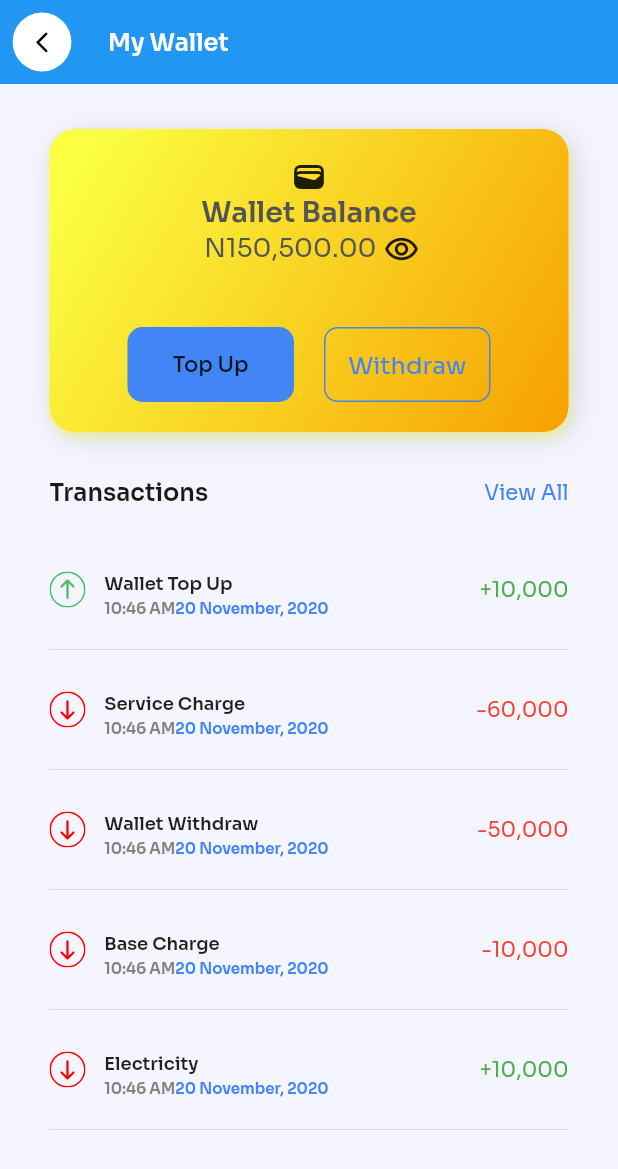
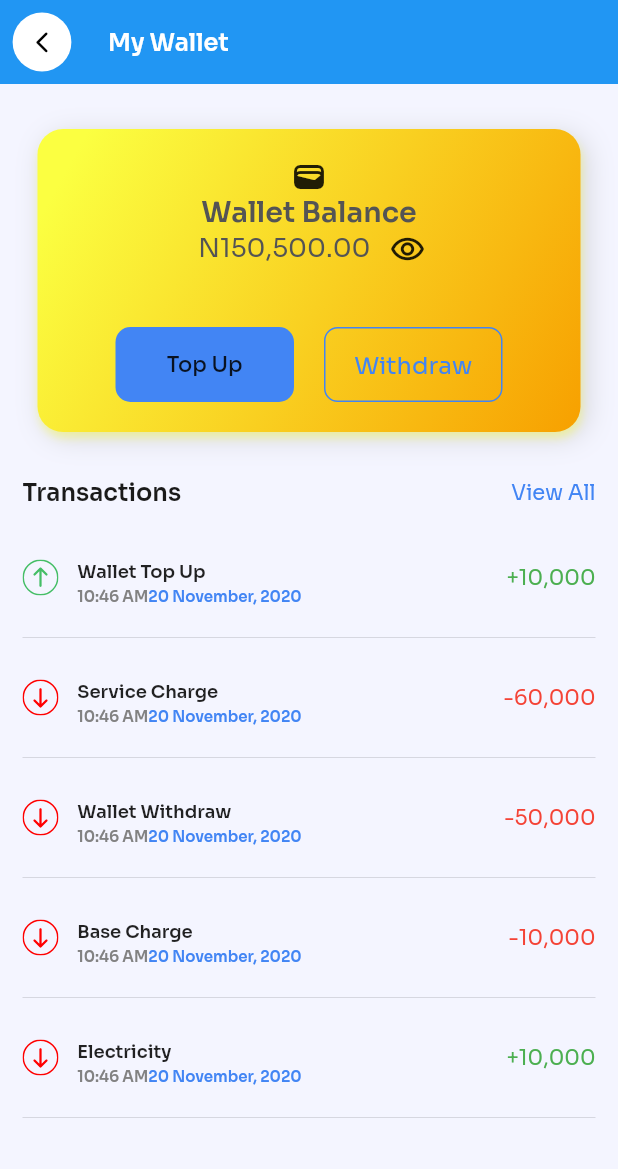
Before and after one commit to koba20/estate_app, a Flutter app: the screen it shows after launch, after a tap on "Sign in", after a tap on "Go to Wallet", on a phone screen of 412 x 824 dp. Shown: the top 1169 px of the screen. Run offline on Flutter 3.47's test engine with Material 2 defaults, Android fonts, the phone set to English and light mode, and no system bars; our stand-ins replace animated_bottom_navigation_bar, dropdown_button2, flutter_svg, google_fonts.

Commit message:
render fix

```diff
--- a/lib/main.dart
+++ b/lib/main.dart
@@ -1,12 +1,6 @@
-import 'package:estate_app/screens/auth_screens/login_screen.dart';
-import 'package:estate_app/screens/home_screens/transaction_screen.dart';
-import 'package:estate_app/screens/home_screens/wallet_screen.dart';
-import 'package:estate_app/screens/settings_screen.dart/chang_pinpassword.dart';
-import 'package:estate_app/screens/settings_screen.dart/contactlistscreen.dart';
-import 'package:estate_app/screens/settings_screen.dart/faqs_screen.dart';
-import 'package:estate_app/screens/settings_screen.dart/termsandcondition.dart';
+import 'package:estate_app/screens/home_screens/home_screen.dart';
+import 'package:estate_app/screens/home_screens/profilescreen.dart';
 import 'package:estate_app/screens/splash_screen.dart';
-import 'package:estate_app/widgets/walletcard.dart';
 import 'package:flutter/material.dart';
 import 'package:google_fonts/google_fonts.dart';
 
@@ -21,9 +15,11 @@ class MyApp extends StatelessWidget {
     return MaterialApp(
         theme: ThemeData(
           fontFamily: GoogleFonts.sora().fontFamily,
-          scaffoldBackgroundColor: Color(0xffF4F5FF),
+          scaffoldBackgroundColor: const Color(0xffF4F5FF),
         ),
         debugShowCheckedModeBanner: false,
-        home: SplashScreen());
+        home: SplashScreen()
+        // home: ProfileScreen(),
+    );
   }
 }
--- a/lib/screens/home_screens/home_screen.dart
+++ b/lib/screens/home_screens/home_screen.dart
@@ -1,3 +1,5 @@
+// ignore_for_file: sized_box_for_whitespace
+
 import 'package:estate_app/constants.dart';
 import 'package:estate_app/widgets/smallcard.dart';
 import 'package:estate_app/widgets/transactionlist.dart';
@@ -16,12 +18,10 @@ class _HomePageState extends State<HomePage> {
   @override
   Widget build(BuildContext context) {
     return Scaffold(
-      body: SingleChildScrollView(
-        child: Column(
+      body: Column(
         children: [
           Container(
             height: 390, // Set the desired height for the non-scrollable part
-
             child: Stack(children: [
               Container(
                 color: const Color(0xff4285F4),
@@ -29,7 +29,7 @@ class _HomePageState extends State<HomePage> {
                 width: double.infinity,
                 child: Padding(
                   padding: const EdgeInsets.symmetric(
-                        horizontal: 33, vertical: 50),
+                    horizontal: 10, vertical: 50),
                   child: Column(
                     children: [
                       Row(
@@ -60,12 +60,10 @@ class _HomePageState extends State<HomePage> {
                       ),
                       Row(
                         children: [
-                            Row(
-                              children: [
                           const CircleAvatar(
                             backgroundImage:
                                 AssetImage('assets/images/Frame 2.png'),
-                                  radius: 30,
+                            radius: 25,
                           ),
                           const SizedBox(
                             width: 10,
@@ -76,29 +74,23 @@ class _HomePageState extends State<HomePage> {
                               Text(
                                 'Hello John',
                                 style: TextStyle(
-                                          fontSize: 16,
+                                    fontSize: 15,
                                     fontWeight: FontWeight.w600,
                                     color: Colors.white),
-                                    ),
-                                    SizedBox(
-                                      height: 7,
                               ),
                               Text(
                                 'Welcome back!',
                                 style: TextStyle(
-                                          fontSize: 16,
+                                    fontSize: 14,
                                     fontWeight: FontWeight.w400,
                                     color: Colors.white),
                               )
                             ],
                           ),
-                                const SizedBox(
-                                  width: 20,
-                                ),
+                          const Spacer(),
                           Container(
-                                  width: 146,
-                                  height: 52,
                             padding: const EdgeInsets.symmetric(
+                              vertical: 10,
                               horizontal: 12),
                             decoration: BoxDecoration(
                                 border: Border.all(
@@ -128,35 +120,27 @@ class _HomePageState extends State<HomePage> {
                         ],
                       )
                     ],
-                        )
-                      ],
                   ),
                 ),
               ),
-                Positioned(
-                  bottom: 0,
-                  left: MediaQuery.of(context).size.width * 0.08,
-                  child: const WalletCard(
+              const Align(
+                alignment: Alignment.bottomCenter,
+                child: WalletCard(
                   icon: Icons.wallet,
-                      bigText: 'Wallet Balance',
-                      amount: '150,500'),
+                  bigText: "Wallet Balance",
+                  amount: "150, 00"
+                )
               )
             ]),
           ),
-            Container(
-              height: 500,
-              child: ListView(
-                  padding: EdgeInsets.symmetric(horizontal: 33),
-                  children: [
-                    Column(
-                      children: [
-                        SizedBox(
-                          height: 30,
+          const SizedBox(
+            height: 10,
           ),
-                        // Add scrollable content here
-                        // Center(child: SvgPicture.asset('assets/svg/padlock.svg')),
-
-                        Row(
+          Padding(
+            padding: const EdgeInsets.symmetric(horizontal: 13),
+            child: Container(
+              width: double.infinity,
+              child: const Row(
                 mainAxisAlignment: MainAxisAlignment.spaceBetween,
                 children: [
                   SmallCardWidget(
@@ -186,11 +170,12 @@ class _HomePageState extends State<HomePage> {
                   ),
                 ],
               ),
-
-                        SizedBox(
-                          height: 30,
             ),
-                        Row(
+          ),
+          const SizedBox(height: 15,),
+          const Padding(
+            padding: EdgeInsets.symmetric(horizontal: 13),
+            child: Row(
               mainAxisAlignment: MainAxisAlignment.spaceBetween,
               children: [
                 Text(
@@ -209,12 +194,17 @@ class _HomePageState extends State<HomePage> {
                 )
               ],
             ),
-                        SizedBox(
-                          height: 23,
           ),
-                        ListView.builder(
+          const SizedBox(
+            height: 10,
+          ),
+          Expanded(
+            child: Padding(
+              padding: const EdgeInsets.symmetric(horizontal: 13),
+              child: ListView.builder(
                 shrinkWrap: true,
-                          physics: NeverScrollableScrollPhysics(),
+                primary: true,
+                physics: const BouncingScrollPhysics(),
                 padding: EdgeInsets.zero,
                 itemCount: listitems.length,
                 itemBuilder: (BuildContext context, int index) {
@@ -227,13 +217,10 @@ class _HomePageState extends State<HomePage> {
                     svgimage: transaction['svg'],
                   );
                 },
+              ),
+            ),
           )
         ],
-                    ),
-                  ]),
-            ),
-          ],
-        ),
       ),
     );
   }
--- a/lib/screens/home_screens/wallet_screen.dart
+++ b/lib/screens/home_screens/wallet_screen.dart
@@ -38,16 +38,14 @@ class _WalletScreenState extends State<WalletScreen> {
           ),
         ),
       ),
-      body: ListView(padding: EdgeInsets.symmetric(horizontal: 33), children: [
-        Column(
+      body: Padding(
+        padding: const EdgeInsets.symmetric(horizontal: 15),
+        child: Column(
           children: [
-            SizedBox(
+            const SizedBox(
               height: 30,
             ),
-            // Add scrollable content here
-            // Center(child: SvgPicture.asset('assets/svg/padlock.svg')),
-
-            WalletCard(
+            const WalletCard(
               icon: Icons.wallet,
               bigText: 'Wallet Balance',
               amount: '150,500',
@@ -55,11 +53,10 @@ class _WalletScreenState extends State<WalletScreen> {
               walletscreentext1: 'Top Up',
               walletscreentext2: 'Withdraw',
             ),
-
-            SizedBox(
+            const SizedBox(
               height: 30,
             ),
-            Row(
+            const Row(
               mainAxisAlignment: MainAxisAlignment.spaceBetween,
               children: [
                 Text(
@@ -78,12 +75,14 @@ class _WalletScreenState extends State<WalletScreen> {
                 )
               ],
             ),
-            SizedBox(
-              height: 23,
+            const SizedBox(
+              height: 15,
             ),
-            ListView.builder(
+            Expanded(
+              child: ListView.builder(
                 shrinkWrap: true,
-              physics: NeverScrollableScrollPhysics(),
+                primary: true,
+                physics: const BouncingScrollPhysics(),
                 padding: EdgeInsets.zero,
                 itemCount: listitems.length,
                 itemBuilder: (BuildContext context, int index) {
@@ -96,10 +95,11 @@ class _WalletScreenState extends State<WalletScreen> {
                     svgimage: transaction['svg'],
                   );
                 },
+              ),
             )
           ],
         ),
-      ]),
+      ),
     );
   }
 }
--- a/lib/screens/settings_screen.dart/chang_pinpassword.dart
+++ b/lib/screens/settings_screen.dart/chang_pinpassword.dart
@@ -42,11 +42,11 @@ class _ChangePasswordPinState extends State<ChangePasswordPin> {
         padding: const EdgeInsets.symmetric(horizontal: 10),
         child: Column(
           children: [
-            SizedBox(
+            const SizedBox(
               height: 23.5,
             ),
             MatButton(ontap: () {}, text: 'New Password'),
-            SizedBox(
+            const SizedBox(
               height: 20,
             ),
             MatButton(ontap: () {}, text: 'New Pin'),
--- a/lib/screens/settings_screen.dart/termsandcondition.dart
+++ b/lib/screens/settings_screen.dart/termsandcondition.dart
@@ -39,7 +39,7 @@ class _TermsAndConditionsState extends State<TermsAndConditions> {
       body: SingleChildScrollView(
         child: SafeArea(
             child: Padding(
-          padding: EdgeInsets.fromLTRB(32, 40, 32, 0),
+          padding: const EdgeInsets.fromLTRB(32, 40, 32, 0),
           child: Text(Loremtext),
         )),
       ),
--- a/lib/widgets/bottomnavbar.dart
+++ b/lib/widgets/bottomnavbar.dart
@@ -3,7 +3,6 @@ import 'package:estate_app/screens/home_screens/home_screen.dart';
 import 'package:estate_app/screens/home_screens/profilescreen.dart';
 import 'package:estate_app/widgets/navigation_screen.dart';
 import 'package:flutter/material.dart';
-import 'package:flutter/rendering.dart';
 
 class BottomNavBar extends StatefulWidget {
   BottomNavBar({
--- a/lib/widgets/smallcard.dart
+++ b/lib/widgets/smallcard.dart
@@ -45,21 +45,21 @@ class SmallCardWidget extends StatelessWidget {
           BoxShadow(
             //color: Color(0xFF45BE66).withOpacity(0.4),
             color: firstboxshadowcolor.withOpacity(0.4),
-            offset: Offset(4, 4),
+            offset: const Offset(4, 4),
             blurRadius: 15,
             spreadRadius: 0,
           ),
           BoxShadow(
             //color: Color(0xFF4285F4).withOpacity(0.4),
             color: secondboxshadowcolor.withOpacity(0.4),
-            offset: Offset(1, 4),
+            offset: const Offset(1, 4),
             blurRadius: 12,
             spreadRadius: 0,
           ),
         ],
       ),
       child: Padding(
-        padding: EdgeInsets.symmetric(vertical: 10),
+        padding: const EdgeInsets.symmetric(vertical: 10),
         child: Column(
           mainAxisAlignment: MainAxisAlignment.spaceAround,
           children: [
@@ -67,7 +67,7 @@ class SmallCardWidget extends StatelessWidget {
                 'assets/svg/$svgname.svg'), // Replace with your SVG image
             Text(
               smalltext,
-              style: TextStyle(
+              style: const TextStyle(
                 fontSize: 18,
                 fontWeight: FontWeight.bold,
                 color: Colors.white,
```
Also changed, not shown: lib/screens/home_screens/profilescreen.dart (+31 -36 lines), lib/screens/home_screens/transaction_screen.dart (+15 -14 lines), lib/widgets/settingslist.dart (+5 -5 lines). Lines whose indentation alone changed are shown as unchanged.
